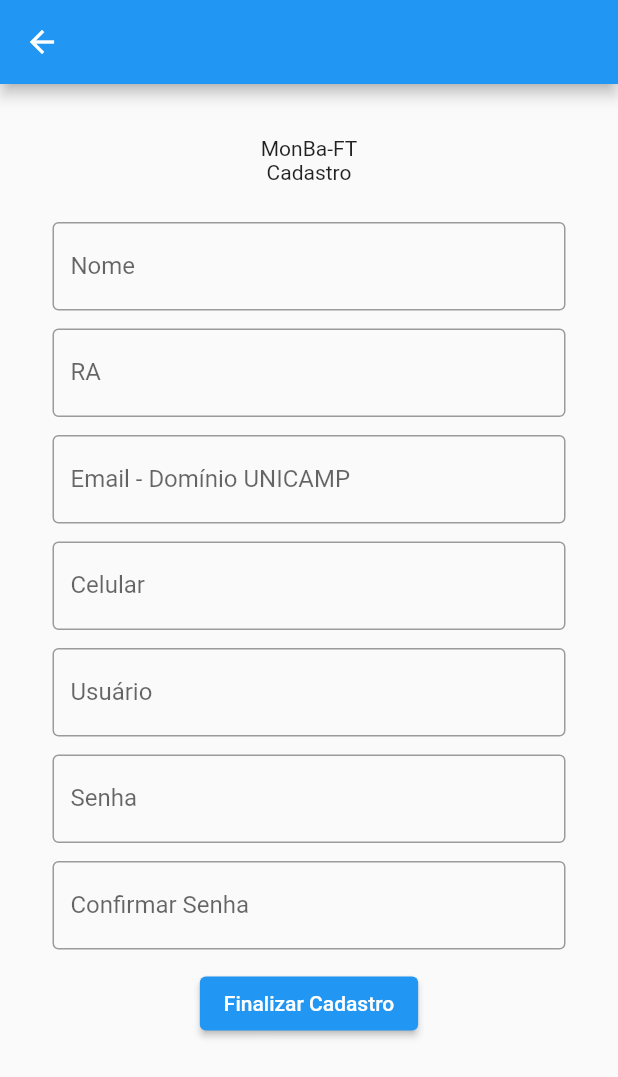
After one commit to arthurgconti/MonBa-FT, a Flutter app: the screen it shows after launch, after a tap on "Cadastrar-se", on a phone screen of 412 x 824 dp. The commit adds this screen. Shown: the top 1077 px of the screen. Run offline on Flutter 3.47's test engine with Material 2 defaults, Android fonts, the phone set to English and light mode, and no system bars.

Commit message:
Login screen | singup screen | home adjusting | bathroom details

```diff
--- /dev/null
+++ b/lib/views/cadastro.dart
@@ -0,0 +1,91 @@
+import 'package:flutter/material.dart';
+import 'package:monba_ft/views/home.dart';
+import 'login.dart';
+
+class CadastroScreen extends StatelessWidget {
+  @override
+  Widget build(BuildContext context) {
+    final GlobalKey<FormState> _formKey = GlobalKey<FormState>();
+
+    return Scaffold(
+      appBar: AppBar(),
+      body: Container(
+        padding: const EdgeInsets.all(35),
+        child: Center(
+            child: Column(
+          children: [
+            const Text('MonBa-FT'),
+            const Text('Cadastro'),
+            Form(
+                key: _formKey,
+                child: Column(
+                  children: <Widget>[
+                    SizedBox(height: 25.0),
+                    TextFormField(
+                      decoration: const InputDecoration(
+                        labelText: 'Nome',
+                        border: OutlineInputBorder(),
+                      ),
+                    ),
+                    SizedBox(height: 12.0),
+                    TextFormField(
+                      decoration: const InputDecoration(
+                        labelText: 'RA',
+                        border: OutlineInputBorder(),
+                      ),
+                    ),
+                    SizedBox(height: 12.0),
+                    TextFormField(
+                      decoration: const InputDecoration(
+                        labelText: 'Email - Domínio UNICAMP',
+                        border: OutlineInputBorder(),
+                      ),
+                    ),
+                    SizedBox(height: 12.0),
+                    TextFormField(
+                      decoration: const InputDecoration(
+                        labelText: 'Celular',
+                        border: OutlineInputBorder(),
+                      ),
+                    ),
+                    SizedBox(height: 12.0),
+                    TextFormField(
+                      decoration: const InputDecoration(
+                        labelText: 'Usuário',
+                        border: OutlineInputBorder(),
+                      ),
+                    ),
+                    SizedBox(height: 12.0),
+                    TextFormField(
+                      obscureText: true,
+                      decoration: const InputDecoration(
+                        labelText: 'Senha',
+                        border: OutlineInputBorder(),
+                      ),
+                    ),
+                    SizedBox(height: 12.0),
+                    TextFormField(
+                      obscureText: true,
+                      decoration: const InputDecoration(
+                        labelText: 'Confirmar Senha',
+                        border: OutlineInputBorder(),
+                      ),
+                    ),
+                    SizedBox(height: 12.0),
+                    ElevatedButton(
+                      onPressed: () => {
+                        Navigator.push(
+                            context,
+                            MaterialPageRoute(
+                                builder: (context) => LoginScreen()))
+                      },
+                      child: const Text('Finalizar Cadastro'),
+                    ),
+                  ],
+                ))
+          ],
+        )),
+      ),
+    );
+  }
+}
--- a/lib/views/login.dart
+++ b/lib/views/login.dart
@@ -1,5 +1,7 @@
 import 'package:flutter/material.dart';
 import 'package:monba_ft/views/home.dart';
+
+import 'cadastro.dart';
 
 class LoginScreen extends StatelessWidget {
   @override
@@ -8,32 +10,54 @@ class LoginScreen extends StatelessWidget {
 
     return Scaffold(
       body: Container(
+        padding: const EdgeInsets.all(35),
         child: Center(
             child: Column(
           children: [
-            Text('MonBa-FT'),
-            Text('Seja bem-vindo'),
+            const Text('MonBa-FT'),
+            const Text('Seja bem-vindo'),
             Form(
                 key: _formKey,
                 child: Column(
                   children: <Widget>[
+                    SizedBox(height: 45.0),
                     TextFormField(
                       decoration: const InputDecoration(
                           labelText: 'Usuário', border: OutlineInputBorder()),
                     ),
+                    SizedBox(height: 25.0),
                     TextFormField(
                       obscureText: true,
                       decoration: const InputDecoration(
                           labelText: 'Senha', border: OutlineInputBorder()),
                     ),
+                    SizedBox(height: 45.0),
                     ElevatedButton(
+                        style: ElevatedButton.styleFrom(
+                          minimumSize: const Size(200, 50),
+                          maximumSize: const Size(200, 50),
+                        ),
                         onPressed: () => {
                               Navigator.push(
                                   context,
                                   MaterialPageRoute(
-                                      builder: (context) => HomeScreen()))
+                                      builder: (context) => const HomeScreen()))
                             },
-                        child: const Text('logado'))
+                        child: const Text('Conectar-se')),
+                    SizedBox(height: 25.0),
+                    ElevatedButton(
+                      style: ElevatedButton.styleFrom(
+
+                          minimumSize: const Size(200, 50),
+                          maximumSize: const Size(200, 50),
+                        ),
+                        onPressed: () => {
+                              Navigator.push(
+                                  context,
+                                  MaterialPageRoute(
+                                      builder: (context) => CadastroScreen()))
+                            },
+                        child: const Text('Cadastrar-se')),
                   ],
                 ))
           ],
```
Also changed, not shown: lib/views/banheiro_detalhes.dart (added, +59 -0 lines), lib/views/banheiro_notificar.dart (added, +16 -0 lines), lib/views/home.dart (+23 -9 lines).
